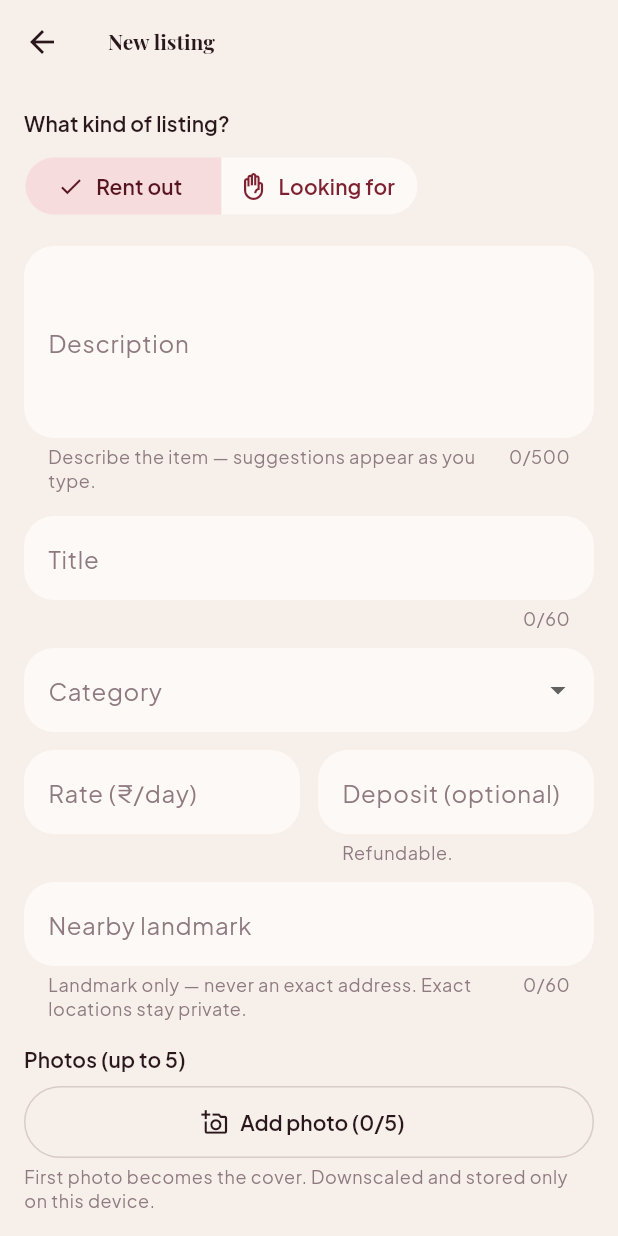
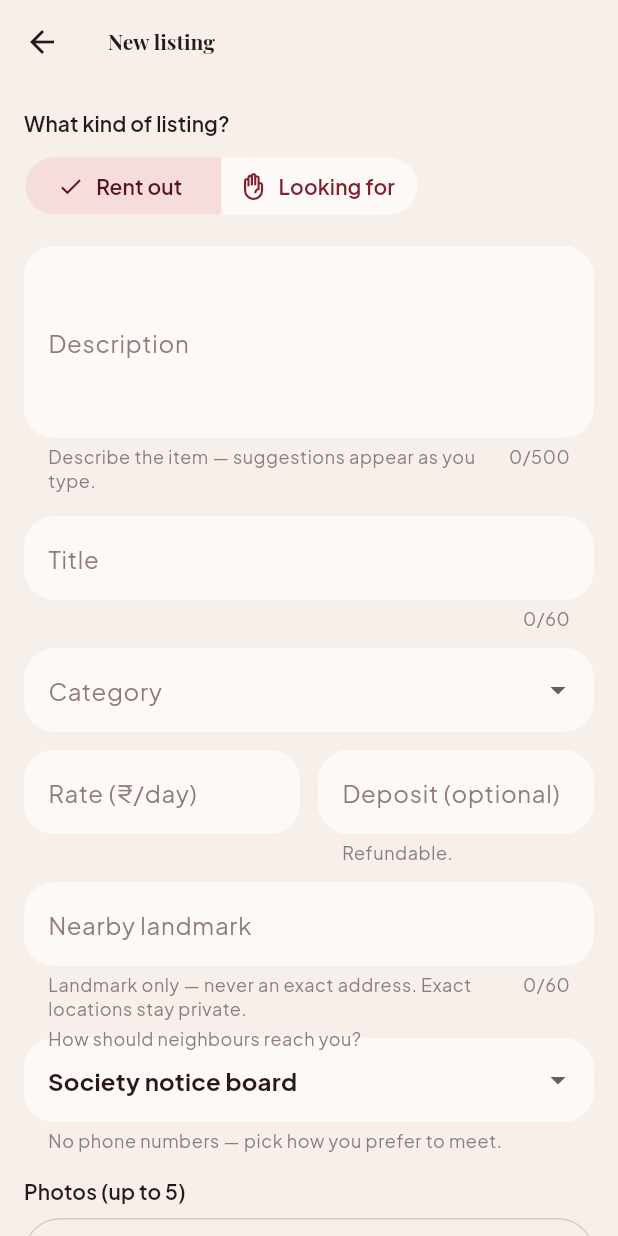
Before and after one commit to rishika-pixeldust/mangwalo, a Flutter app: the ListingFormScreen screen opened directly, on a phone screen of 412 x 824 dp. Run offline on Flutter 3.47's test engine with Material 3 defaults, Android fonts, the phone set to English and light mode, and no system bars; our stand-ins replace flutter_riverpod, hive_ce, hive_ce_flutter, image_picker, supabase_flutter; accounts and stored records are empty; project files that could hold a hidden picture were left out.

Commit message:
Complete Lab 1: restore contact preference, map the six parts, smooth video
Audited against the six required parts and found one real gap: the rubric
asks for a listing to carry a contact preference, and Phase A had removed
the field entirely. Restored — but only the closed enum (In person /
Society notice board / Building WhatsApp group), NOT the free-text contact
note. The note was the field most likely to carry a phone number and the
reason the privacy scanner existed; a preference expresses the same intent
without ever holding a digit. Legacy notes stay unread and are never
re-emitted; an unknown preference falls back safely. The sample board
exercises all three options so each is visible in the demo.

Two docs were making claims that had stopped being true:
  accessibility-check still credited ColorScheme.fromSeed for contrast,
  but the Velvet Ledger schemes are hand-mapped — a seed cannot hold
  oxblood, blush and gold in the roles this design needs. Replaced with
  measured ratios per theme (body-on-surface 12.7:1 warm charcoal,
  14.8:1 wine noir, 16.0:1 true black; all above the 4.5:1 AA threshold).
  success-metrics claimed 59 tests; it is 153, and it gained metrics for
  booking integrity and shared-board safety, both verified against the
  live database rather than asserted.

README is rewritten around a table mapping each of the six required parts
to its implementation and its doc, so a reviewer can find them without
reading the tree, plus setup and run steps that work with no credentials.

Video is smoother: segments are joined with 0.5s cross-dissolves and
audio cross-fades instead of butt-splices — each segment fades to its own
background, so a hard cut read as a flicker. The push-in was also halved
(0.00022 -> 0.00013/frame), which had drifted visibly over a 45-second
segment. Silent cut rebuilt the same way. voice-script.md is regenerated
from the narration strings so it cannot drift from what the video expects.

153 tests green, analyzer clean.

Co-Authored-By: Claude Opus 4.8 <noreply@anthropic.com>

```diff
--- a/lib/src/features/listings/data/seed_data.dart
+++ b/lib/src/features/listings/data/seed_data.dart
@@ -51,6 +51,7 @@ Future<List<Listing>> buildSampleListings({
     String subCategory = '',
     List<String> conditionTags = const [],
     required String area,
+    ContactChannel contactChannel = ContactChannel.societyBoard,
     required int pricePerDayInr,
     int? depositInr,
     InteractionStatus status = InteractionStatus.saved,
@@ -74,6 +75,7 @@ Future<List<Listing>> buildSampleListings({
       conditionTags: conditionTags,
       area: area,
       neighborhood: neighborhood,
+      contactChannel: contactChannel,
       pricePerDayInr: pricePerDayInr,
       depositInr: depositInr,
       status: status,
@@ -123,6 +125,7 @@ Future<List<Listing>> buildSampleListings({
     await sample(
       type: ListingType.offer,
       title: 'Sabyasachi bridal lehenga',
+      contactChannel: ContactChannel.buildingWhatsApp,
       description: 'Deep red silk with hand embroidery, worn once and dry '
           'cleaned. Blouse alterable. For the sangeet or the big day itself.',
       category: Category.eventWear,
@@ -308,6 +311,7 @@ Future<List<Listing>> buildSampleListings({
     await sample(
       type: ListingType.offer,
       title: 'Callaway half set with bag',
+      contactChannel: ContactChannel.inPerson,
       description: 'Right-handed Callaway half set, stand bag included. '
           'Regripped this season — ready for the fairway.',
       category: Category.sportsKits,
--- a/lib/src/features/listings/domain/listing.dart
+++ b/lib/src/features/listings/domain/listing.dart
@@ -100,6 +100,29 @@ extension LendingStateLabel on LendingState {
       };
 }
 
+/// How the owner prefers to be approached for the handover.
+///
+/// A closed set of options, never free text. The earlier design also had a
+/// free-text "contact note", which was removed and stays removed: it was the
+/// single field most likely to carry a phone number, and the privacy scanner
+/// existed largely to police it. A preference expresses the same intent
+/// without ever holding a digit.
+enum ContactChannel { inPerson, societyBoard, buildingWhatsApp }
+
+extension ContactChannelLabel on ContactChannel {
+  String get label => switch (this) {
+        ContactChannel.inPerson => 'In person',
+        ContactChannel.societyBoard => 'Society notice board',
+        ContactChannel.buildingWhatsApp => 'Building WhatsApp group',
+      };
+
+  String get hint => switch (this) {
+        ContactChannel.inPerson => 'Meet to hand over directly',
+        ContactChannel.societyBoard => 'Leave a note on the board',
+        ContactChannel.buildingWhatsApp => 'Ask in the building group',
+      };
+}
+
 /// A renter's feedback on a listing: one 5-star rating plus text that can
 /// speak to the item ("pristine, exactly as pictured") and the person
 /// ("returned on time, lovely to deal with"). First names only.
@@ -146,6 +169,7 @@ class Listing {
     this.conditionTags = const <String>[],
     required this.area,
     required this.neighborhood,
+    this.contactChannel = ContactChannel.societyBoard,
     required this.pricePerDayInr,
     this.depositInr,
     this.status = InteractionStatus.saved,
@@ -179,6 +203,9 @@ class Listing {
   /// Landmark-level location only — never an exact address.
   final String area;
   final String neighborhood;
+
+  /// How the owner prefers to be approached. An enum, never free text.
+  final ContactChannel contactChannel;
 
   /// Rental rate in whole rupees per day — bold on every card.
   final int pricePerDayInr;
@@ -233,6 +260,7 @@ class Listing {
     List<String>? conditionTags,
     String? area,
     String? neighborhood,
+    ContactChannel? contactChannel,
     int? pricePerDayInr,
     Object? depositInr = _unset,
     InteractionStatus? status,
@@ -255,6 +283,7 @@ class Listing {
       conditionTags: conditionTags ?? this.conditionTags,
       area: area ?? this.area,
       neighborhood: neighborhood ?? this.neighborhood,
+      contactChannel: contactChannel ?? this.contactChannel,
       pricePerDayInr: pricePerDayInr ?? this.pricePerDayInr,
       depositInr:
           identical(depositInr, _unset) ? this.depositInr : depositInr as int?,
@@ -319,6 +348,7 @@ class Listing {
         listEquals(other.conditionTags, conditionTags) &&
         other.area == area &&
         other.neighborhood == neighborhood &&
+        other.contactChannel == contactChannel &&
         other.pricePerDayInr == pricePerDayInr &&
         other.depositInr == depositInr &&
         other.status == status &&
--- a/lib/src/features/listings/ui/listing_detail_screen.dart
+++ b/lib/src/features/listings/ui/listing_detail_screen.dart
@@ -230,6 +230,8 @@ class ListingDetailScreen extends ConsumerWidget {
                 infoRow(Icons.place_outlined, 'Landmark', listing.area),
                 infoRow(Icons.location_city_outlined, 'Locality',
                     listing.neighborhood),
+                infoRow(Icons.forum_outlined, 'Reach out',
+                    listing.contactChannel.label),
                 infoRow(Icons.event_outlined, 'Posted',
                     dateFormat.format(listing.createdAt)),
                 if (listing.borrowerName.isNotEmpty)
--- a/lib/src/features/listings/ui/listing_form_screen.dart
+++ b/lib/src/features/listings/ui/listing_form_screen.dart
@@ -41,6 +41,7 @@ class _ListingFormScreenState extends ConsumerState<ListingFormScreen> {
   ListingType _type = ListingType.offer;
   Category? _category;
   String _subCategory = '';
+  ContactChannel _contactChannel = ContactChannel.societyBoard;
   final Set<String> _conditionTags = {};
   int? _suggestedDurationDays;
   final List<String> _photos = [];
@@ -59,6 +60,7 @@ class _ListingFormScreenState extends ConsumerState<ListingFormScreen> {
         _type = existing.type;
         _category = existing.category;
         _subCategory = existing.subCategory;
+        _contactChannel = existing.contactChannel;
         _conditionTags.addAll(existing.conditionTags);
         _suggestedDurationDays = existing.suggestedDurationDays;
         _photos.addAll(existing.photos);
@@ -141,6 +143,7 @@ class _ListingFormScreenState extends ConsumerState<ListingFormScreen> {
             subCategory: subCategory,
             conditionTags: tags,
             area: area,
+            contactChannel: _contactChannel,
             pricePerDayInr: price,
             depositInr: deposit,
             suggestedDurationDays: _suggestedDurationDays,
@@ -157,6 +160,7 @@ class _ListingFormScreenState extends ConsumerState<ListingFormScreen> {
             conditionTags: tags,
             area: area,
             neighborhood: neighborhood,
+            contactChannel: _contactChannel,
             pricePerDayInr: price,
             depositInr: deposit,
             suggestedDurationDays: _suggestedDurationDays,
@@ -459,6 +463,23 @@ class _ListingFormScreenState extends ConsumerState<ListingFormScreen> {
                 helperMaxLines: 2,
               ),
             ),
+            const SizedBox(height: 12),
+            // A preference, not a phone number: the options are a closed set,
+            // so this field can never carry contact details.
+            DropdownButtonFormField<ContactChannel>(
+              initialValue: _contactChannel,
+              decoration: const InputDecoration(
+                labelText: 'How should neighbours reach you?',
+                helperText: 'No phone numbers — pick how you prefer to meet.',
+                helperMaxLines: 2,
+              ),
+              items: [
+                for (final c in ContactChannel.values)
+                  DropdownMenuItem(value: c, child: Text(c.label)),
+              ],
+              onChanged: (v) =>
+                  setState(() => _contactChannel = v ?? _contactChannel),
+            ),
             const SizedBox(height: 16),
             Text('Photos (up to $kMaxListingPhotos)',
                 style: theme.textTheme.titleSmall),
```
Also changed, not shown: lib/src/features/listings/data/listing_codec.dart (+7 -3 lines), 6 other files.
